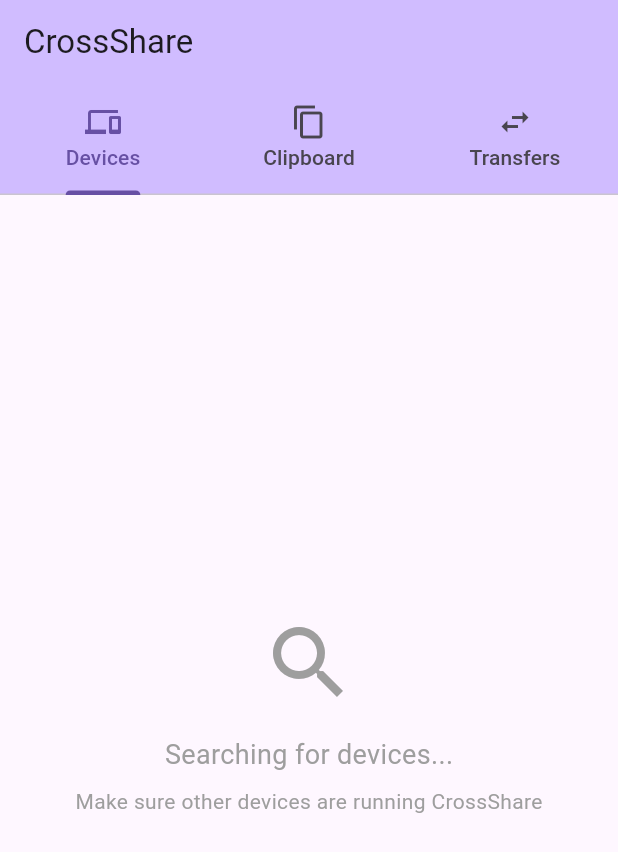
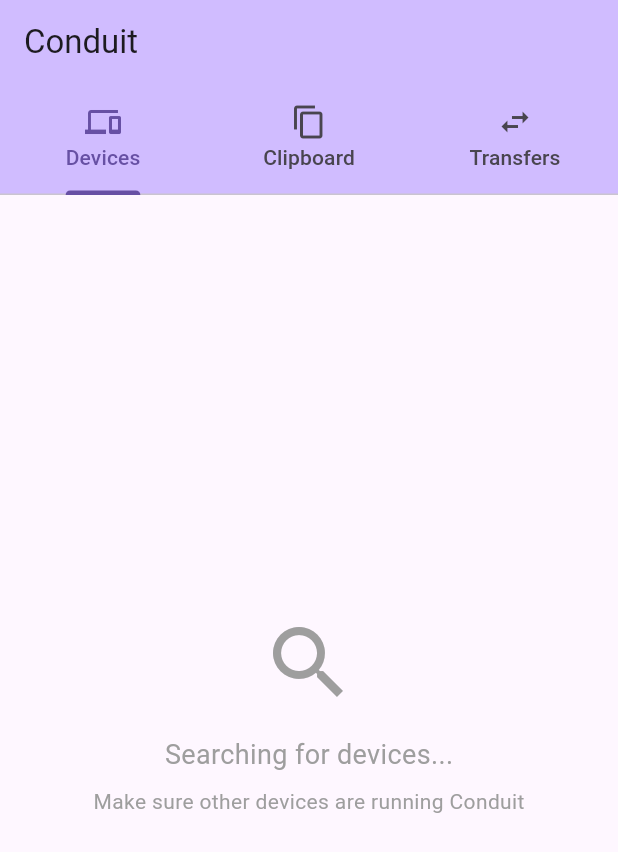
Before and after one commit to Alkonosttt/Conduit, a Flutter app: the screen it shows after launch, on a phone screen of 412 x 824 dp. Shown: the top 852 px of the screen. Run offline on Flutter 3.47's test engine with Material 3 defaults, Android fonts, the phone set to English and light mode, and no system bars.

Commit message:
Text fixes

```diff
--- a/lib/main.dart
+++ b/lib/main.dart
@@ -15,7 +15,7 @@
   @override
   Widget build(BuildContext context) {
     return MaterialApp(
-      title: 'CrossShare',
+      title: 'Conduit',
       theme: ThemeData(
         primarySwatch: Colors.blue,
         useMaterial3: true,
--- a/lib/screens/devices_tab.dart
+++ b/lib/screens/devices_tab.dart
@@ -36,7 +36,7 @@
                 ),
                 SizedBox(height: 8),
                 Text(
-                  'Make sure other devices are running CrossShare',
+                  'Make sure other devices are running Conduit',
                   style: TextStyle(color: Colors.grey),
                 ),
               ],
--- a/lib/screens/home_screen.dart
+++ b/lib/screens/home_screen.dart
@@ -47,7 +47,7 @@
   Widget build(BuildContext context) {
     return Scaffold(
       appBar: AppBar(
-        title: const Text('CrossShare'),
+        title: const Text('Conduit'),
         backgroundColor: Theme.of(context).colorScheme.inversePrimary,
         bottom: TabBar(
           controller: _tabController,
```
